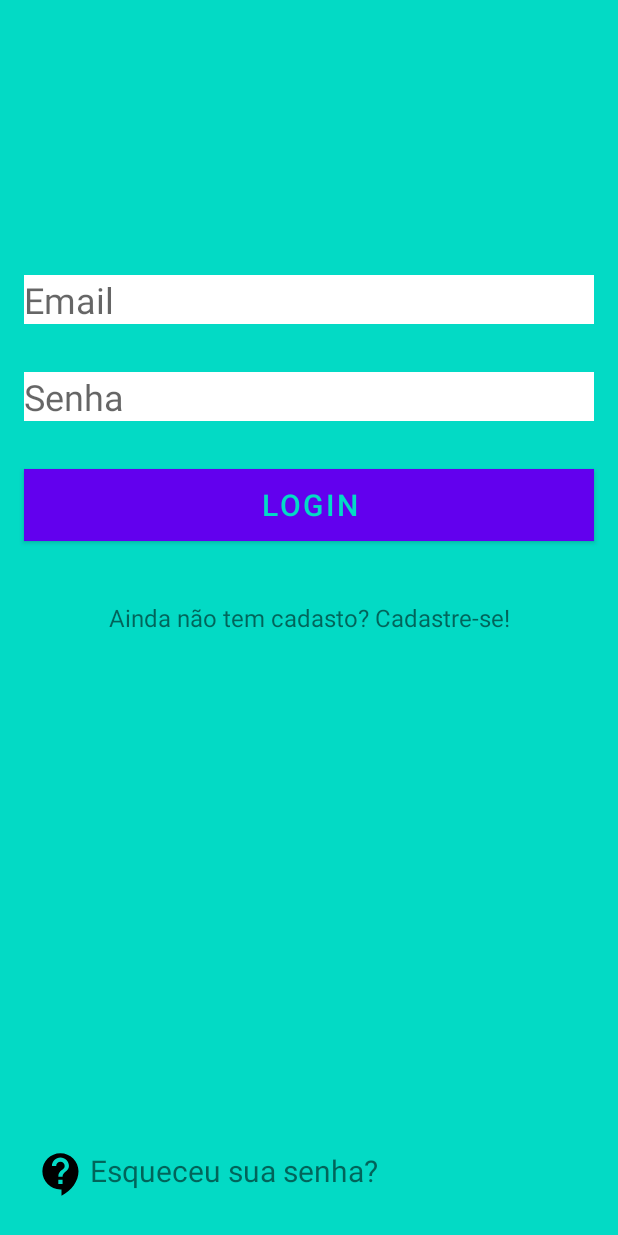
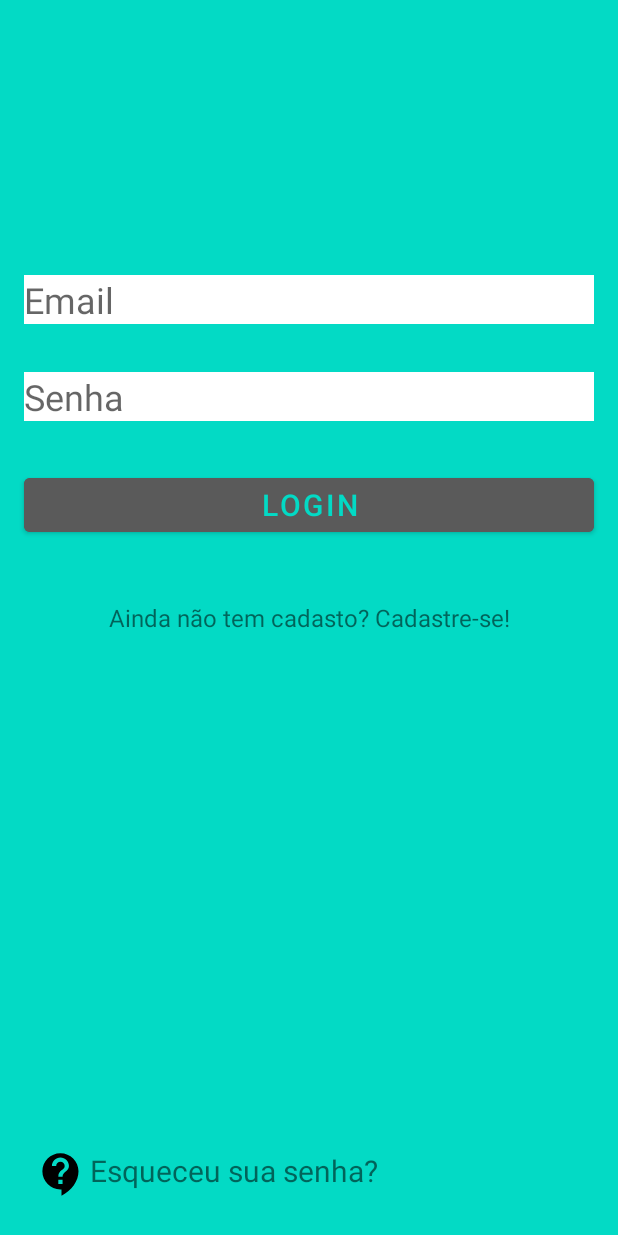
Before and after one commit to JoaoManzan/TravelCost, an Android app: the layout login_screen.xml on its own in the app's theme, with its tools: preview values and no code run, on a phone screen of 412 x 824 dp. Run offline under Robolectric (Android 15) with nearby library versions, the phone set to English and light mode, and no system bars.

Commit message:
att login 17/10/22

```diff
--- a/app/src/main/res/layout/login_screen.xml
+++ b/app/src/main/res/layout/login_screen.xml
@@ -34,7 +34,7 @@
             android:id="@+id/button_login"
             android:layout_width="match_parent"
             android:layout_height="wrap_content"
-            android:background="@color/gray"
+            android:backgroundTint="@color/gray"
             android:text="@string/login"
             android:textColor="@color/teal_200"
             android:textSize="20sp"
```
